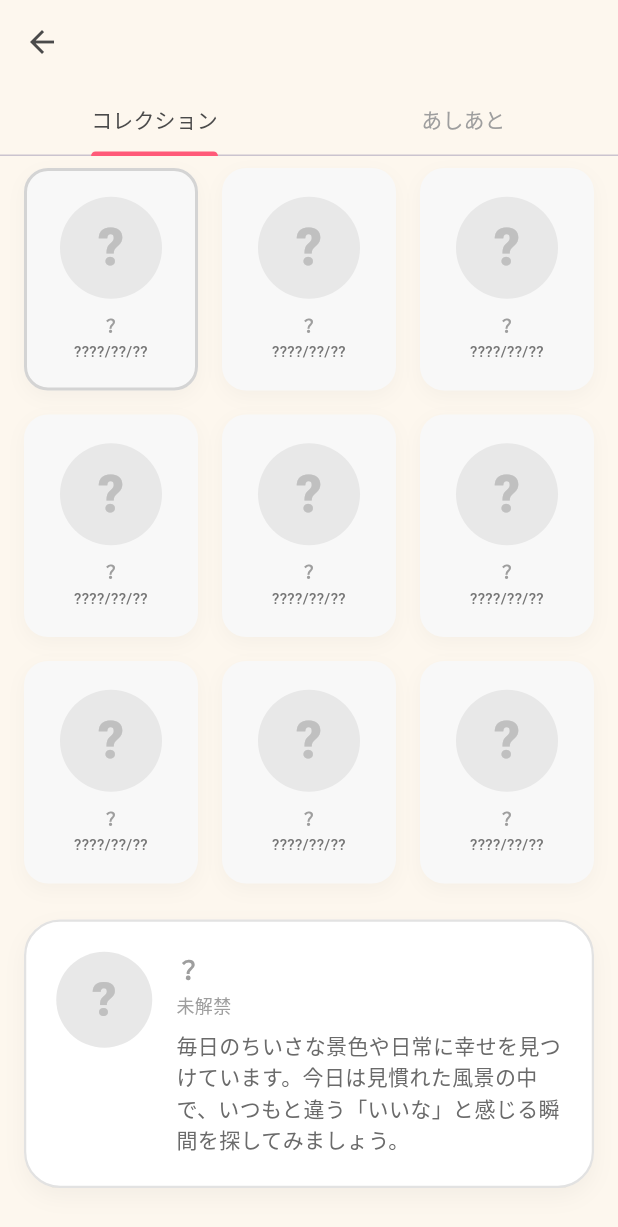
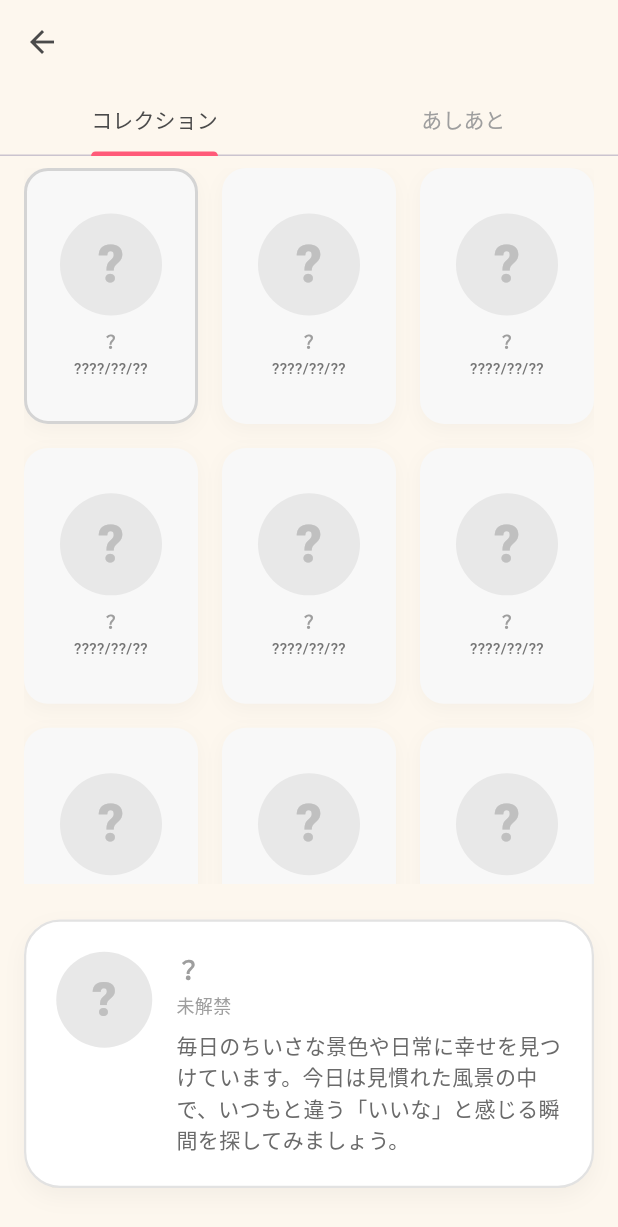
Before and after one commit to yurienamekawa/muds_hackathon_vol3, a Flutter app: the CollectionScreen screen opened directly, on a phone screen of 412 x 824 dp. Shown: the top 1227 px of the screen. Run offline on Flutter 3.47's test engine with Material 3 defaults, Android fonts, the phone set to English and light mode, and no system bars; our stand-ins replace flutter_dotenv, google_generative_ai, sensors_plus, supabase_flutter; accounts and stored records are empty.

Commit message:
スマホでコインが揺れるように、コレクション画面のUI調整、レーダーチャートの位置調整、デプロイエラー修正

```diff
--- a/lib/screens/3.5_generation.dart
+++ b/lib/screens/3.5_generation.dart
@@ -12,7 +12,7 @@ class PiggyBankTransitionScreen extends StatefulWidget {
     super.key,
     required this.coinCategory,
     required this.currentCoins,
-    this.coinRecords = const [],
+    required this.coinRecords,
   });
 
   @override
--- a/lib/screens/5_collection.dart
+++ b/lib/screens/5_collection.dart
@@ -152,31 +152,14 @@ class _CollectionScreenState extends State<CollectionScreen> {
                       horizontal: horizontalPadding,
                       vertical: 8.0,
                     ),
-                    child: LayoutBuilder(
-                      builder: (context, constraints) {
-                        final rows = (categories.length / crossAxisCount)
-                            .ceil();
-                        final width = constraints.maxWidth;
-                        final height = constraints.maxHeight;
-
-                        final itemWidth =
-                            (width - (16 * (crossAxisCount - 1))) /
-                            crossAxisCount;
-                        final itemHeight = (height - (16 * (rows - 1))) / rows;
-
-                        // Prevent division by zero or negative heights
-                        final aspectRatio = itemHeight > 0
-                            ? itemWidth / itemHeight
-                            : 1.0;
-
-                        return GridView.builder(
-                          physics: const NeverScrollableScrollPhysics(),
+                    child: GridView.builder(
+                      physics: const BouncingScrollPhysics(),
                       gridDelegate:
                           SliverGridDelegateWithFixedCrossAxisCount(
                             crossAxisCount: crossAxisCount,
                             mainAxisSpacing: 16,
                             crossAxisSpacing: 16,
-                                childAspectRatio: aspectRatio,
+                            childAspectRatio: childAspectRatio,
                           ),
                           itemCount: categories.length,
                           itemBuilder: (context, index) {
@@ -275,8 +258,6 @@ class _CollectionScreenState extends State<CollectionScreen> {
                                   ],
                                 ),
                               ),
-                            );
-                          },
                             );
                           },
                         ),
```
Also changed, not shown: lib/screens/4_analytics.dart (+7 -3 lines), 1 other file. Lines whose indentation alone changed are shown as unchanged.
